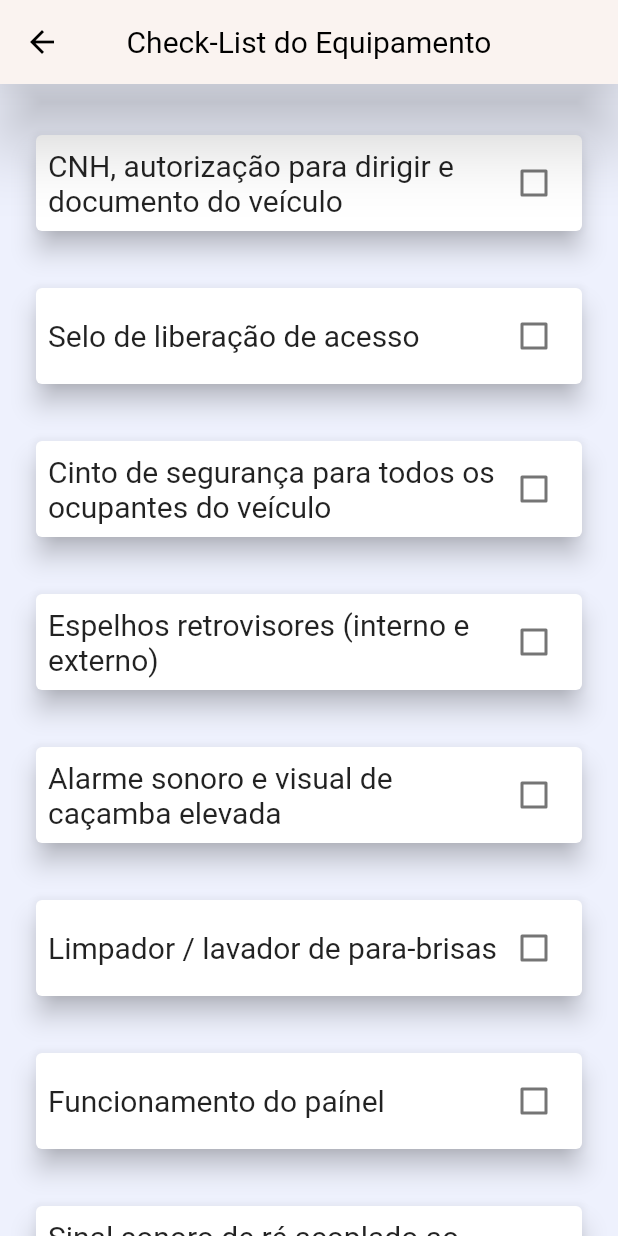
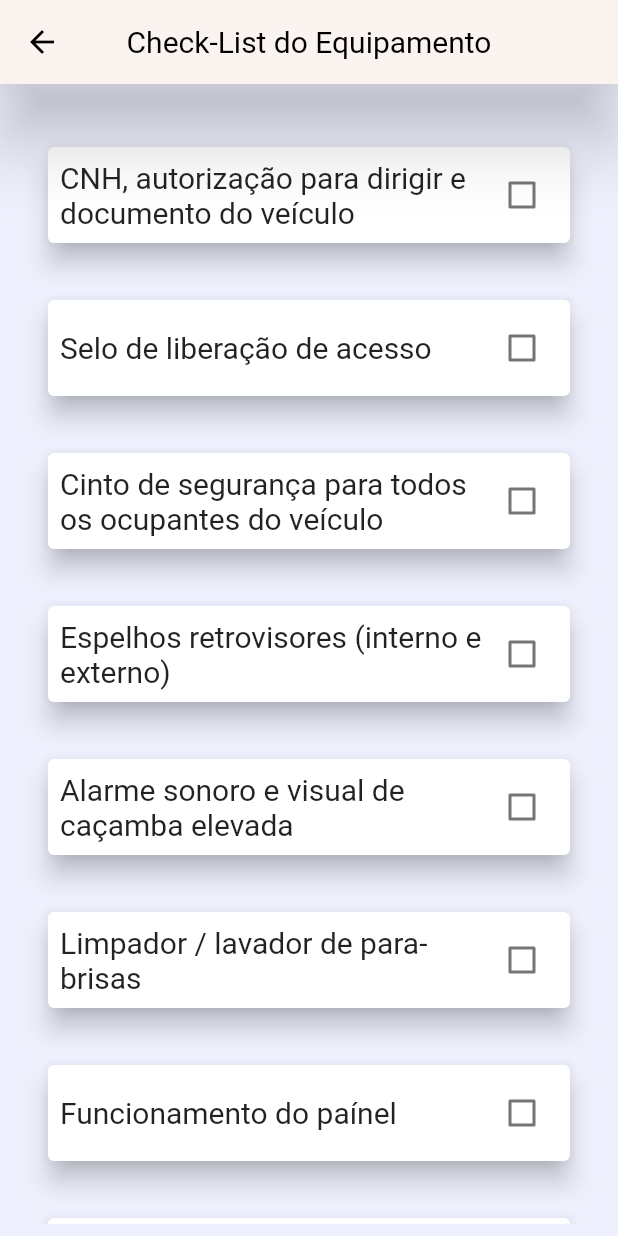
Before and after one commit to GabrielCotrim/smart_rdo, a Flutter app: the CheckListPage screen opened directly, on a phone screen of 412 x 824 dp. Run offline on Flutter 3.47's test engine with Material 2 defaults, Android fonts, the phone set to English and light mode, and no system bars.

Commit message:
Refatorações

```diff
--- a/lib/CheckList/CheckListPage.dart
+++ b/lib/CheckList/CheckListPage.dart
@@ -1,3 +1,5 @@
+import 'dart:ui';
+
 import 'package:flutter/cupertino.dart';
 import 'package:flutter/material.dart';
 
@@ -9,6 +11,7 @@ class CheckListPage extends StatefulWidget {
 }
 
 class CheckListPageState extends State<CheckListPage> {
+  bool _isButtonDisabled = false;
 
   List<String> _texts = [
     "CNH, autorização para dirigir e documento do veículo",
@@ -20,7 +23,6 @@ class CheckListPageState extends State<CheckListPage> {
     "Funcionamento do paínel",
     "Sinal sonoro de ré acoplado ao sistema de câmbio de marchas"
   ];
-
 
   @override
   Widget build(BuildContext context) {
@@ -39,11 +41,14 @@ class CheckListPageState extends State<CheckListPage> {
         ),
         centerTitle: true,
       ),
-      body: ListView(
+      body: Padding(
+        padding: const EdgeInsets.all(8.0),
+        child: ListView(
           children: <Widget>[
             Container(
               padding: EdgeInsets.only(top: 30),
-            child: CheckboxList(texto: "CNH, autorização para dirigir e documento do veículo"),
+              child: CheckboxList(
+                  texto: "CNH, autorização para dirigir e documento do veículo"),
             ),
             Container(
               padding: EdgeInsets.only(top: 30),
@@ -51,15 +56,18 @@ class CheckListPageState extends State<CheckListPage> {
             ),
             Container(
               padding: EdgeInsets.only(top: 30),
-            child: CheckboxList(texto: "Cinto de segurança para todos os ocupantes do veículo"),
+              child: CheckboxList(
+                  texto: "Cinto de segurança para todos os ocupantes do veículo"),
             ),
             Container(
               padding: EdgeInsets.only(top: 30),
-            child: CheckboxList(texto: "Espelhos retrovisores (interno e externo)"),
+              child: CheckboxList(
+                  texto: "Espelhos retrovisores (interno e externo)"),
             ),
             Container(
               padding: EdgeInsets.only(top: 30),
-            child: CheckboxList(texto: "Alarme sonoro e visual de caçamba elevada"),
+              child: CheckboxList(
+                  texto: "Alarme sonoro e visual de caçamba elevada"),
             ),
             Container(
               padding: EdgeInsets.only(top: 30),
@@ -71,15 +79,36 @@ class CheckListPageState extends State<CheckListPage> {
             ),
             Container(
               padding: EdgeInsets.only(top: 30),
-            child: CheckboxList(texto: "Sinal sonoro de ré acoplado ao sistema de câmbio de marchas"),
+              child: CheckboxList(
+                  texto:
+                      "Sinal sonoro de ré acoplado ao sistema de câmbio de marchas"),
+            ),
+            SizedBox(
+              height: 20,
+            ),
+            Row(
+              mainAxisAlignment: MainAxisAlignment.end,
+              children: <Widget>[
+                Container(
+                  child: RaisedButton(
+                    padding: EdgeInsets.all(15),
+                    color: Colors.white,
+                    elevation: 20,
+                    onPressed: _isButtonDisabled ? null : () {},
+                    child: Text(
+                      'Next',
+                      style: TextStyle(fontSize: 20),
+                    ),
+                  ),
                 ),
               ],
+            )
+          ],
+        ),
       ),
     );
   }
 }
-
-
 
 class CheckboxList extends StatefulWidget {
   final String texto;
```
Lines whose indentation alone changed are shown as unchanged.
